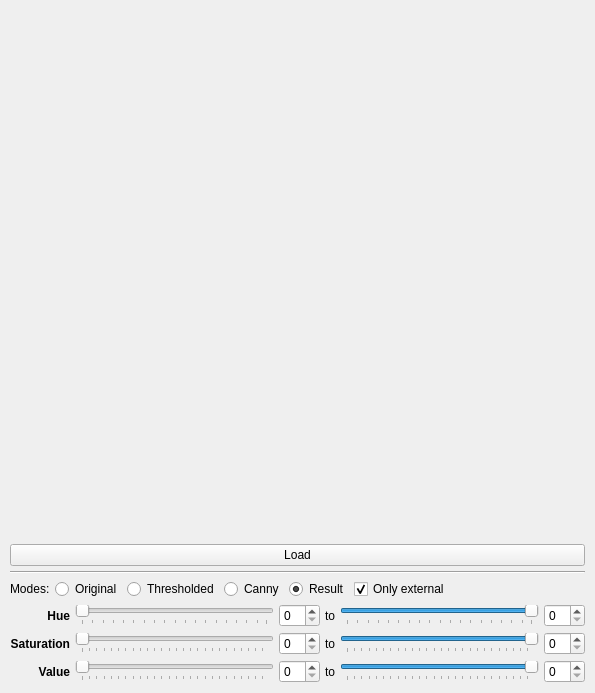
This is opencv__Color_Detection_Tool/mainwidget.ui in gil9red/SimplePyScripts as Qt 5 draws it before an edit. The edited form follows.
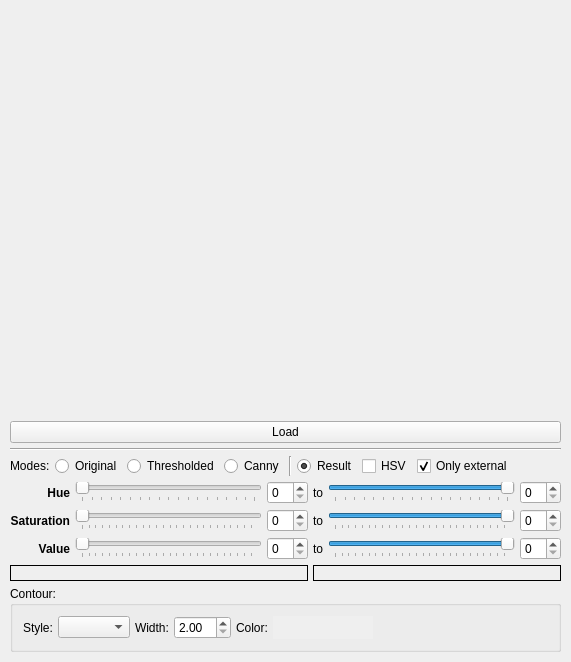
This is the edited form.

```diff
--- a/opencv__Color_Detection_Tool/mainwidget.ui
+++ b/opencv__Color_Detection_Tool/mainwidget.ui
@@ -6,8 +6,8 @@
    <rect>
     <x>0</x>
     <y>0</y>
-    <width>595</width>
-    <height>693</height>
+    <width>571</width>
+    <height>662</height>
    </rect>
   </property>
   <property name="windowTitle">
@@ -28,6 +28,9 @@
        <height>200</height>
       </size>
      </property>
+     <property name="frameShape">
+      <enum>QFrame::NoFrame</enum>
+     </property>
      <property name="text">
       <string/>
      </property>
@@ -90,6 +93,13 @@
        </property>
       </widget>
      </item>
+     <item>
+      <widget class="Line" name="line_2">
+       <property name="orientation">
+        <enum>Qt::Vertical</enum>
+       </property>
+      </widget>
+     </item>
      <item>
       <widget class="QRadioButton" name="rbResult">
        <property name="text">
@@ -100,6 +110,13 @@
        </property>
       </widget>
      </item>
+     <item>
+      <widget class="QCheckBox" name="cbResultHSV">
+       <property name="text">
+        <string>HSV</string>
+       </property>
+      </widget>
+     </item>
      <item>
       <widget class="QCheckBox" name="chOnlyExternal">
        <property name="text">
@@ -301,8 +318,121 @@
        </property>
       </widget>
      </item>
+     <item row="3" column="0" colspan="3">
+      <widget class="QLabel" name="lbHsvMin">
+       <property name="minimumSize">
+        <size>
+         <width>0</width>
+         <height>10</height>
+        </size>
+       </property>
+       <property name="frameShape">
+        <enum>QFrame::Box</enum>
+       </property>
+       <property name="text">
+        <string/>
+       </property>
+       <property name="scaledContents">
+        <bool>true</bool>
+       </property>
+      </widget>
+     </item>
+     <item row="3" column="3" colspan="3">
+      <widget class="QLabel" name="lbHsvMax">
+       <property name="minimumSize">
+        <size>
+         <width>0</width>
+         <height>10</height>
+        </size>
+       </property>
+       <property name="frameShape">
+        <enum>QFrame::Box</enum>
+       </property>
+       <property name="text">
+        <string/>
+       </property>
+       <property name="scaledContents">
+        <bool>true</bool>
+       </property>
+      </widget>
+     </item>
     </layout>
    </item>
+   <item>
+    <widget class="QGroupBox" name="groupBox">
+     <property name="title">
+      <string>Contour:</string>
+     </property>
+     <layout class="QHBoxLayout" name="horizontalLayout_3">
+      <item>
+       <widget class="QLabel" name="label_6">
+        <property name="text">
+         <string>Style:</string>
+        </property>
+       </widget>
+      </item>
+      <item>
+       <widget class="QComboBox" name="cbPenStyle"/>
+      </item>
+      <item>
+       <widget class="QLabel" name="label_8">
+        <property name="text">
+         <string>Width:</string>
+        </property>
+       </widget>
+      </item>
+      <item>
+       <widget class="QDoubleSpinBox" name="sbPenWidth">
+        <property name="minimum">
+         <double>2.000000000000000</double>
+        </property>
+        <property name="value">
+         <double>2.000000000000000</double>
+        </property>
+       </widget>
+      </item>
+      <item>
+       <widget class="QLabel" name="label_10">
+        <property name="text">
+         <string>Color:</string>
+        </property>
+       </widget>
+      </item>
+      <item>
+       <widget class="QToolButton" name="pbPenColor">
+        <property name="minimumSize">
+         <size>
+          <width>100</width>
+          <height>0</height>
+         </size>
+        </property>
+        <property name="autoFillBackground">
+         <bool>true</bool>
+        </property>
+        <property name="text">
+         <string/>
+        </property>
+        <property name="autoRaise">
+         <bool>true</bool>
+        </property>
+       </widget>
+      </item>
+      <item>
+       <spacer name="horizontalSpacer_2">
+        <property name="orientation">
+         <enum>Qt::Horizontal</enum>
+        </property>
+        <property name="sizeHint" stdset="0">
+         <size>
+          <width>40</width>
+          <height>20</height>
+         </size>
+        </property>
+       </spacer>
+      </item>
+     </layout>
+    </widget>
+   </item>
   </layout>
  </widget>
  <layoutdefault spacing="5" margin="10"/>
```
Left out of the diff: 14 changed lines with no effect on the pictures.
